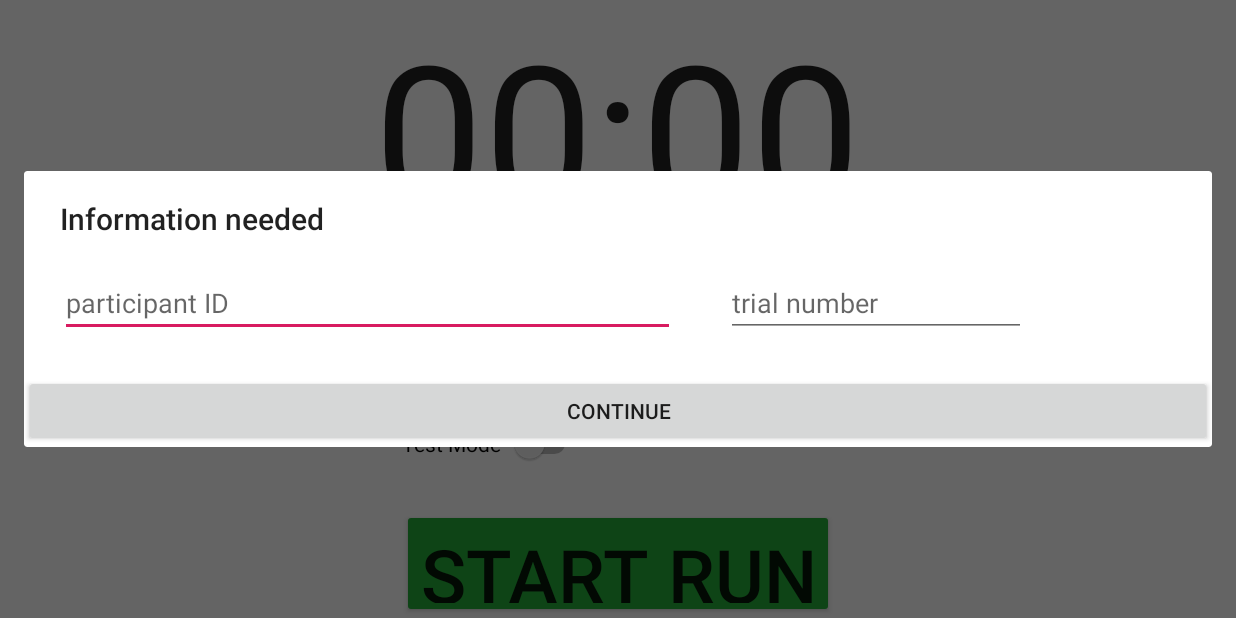
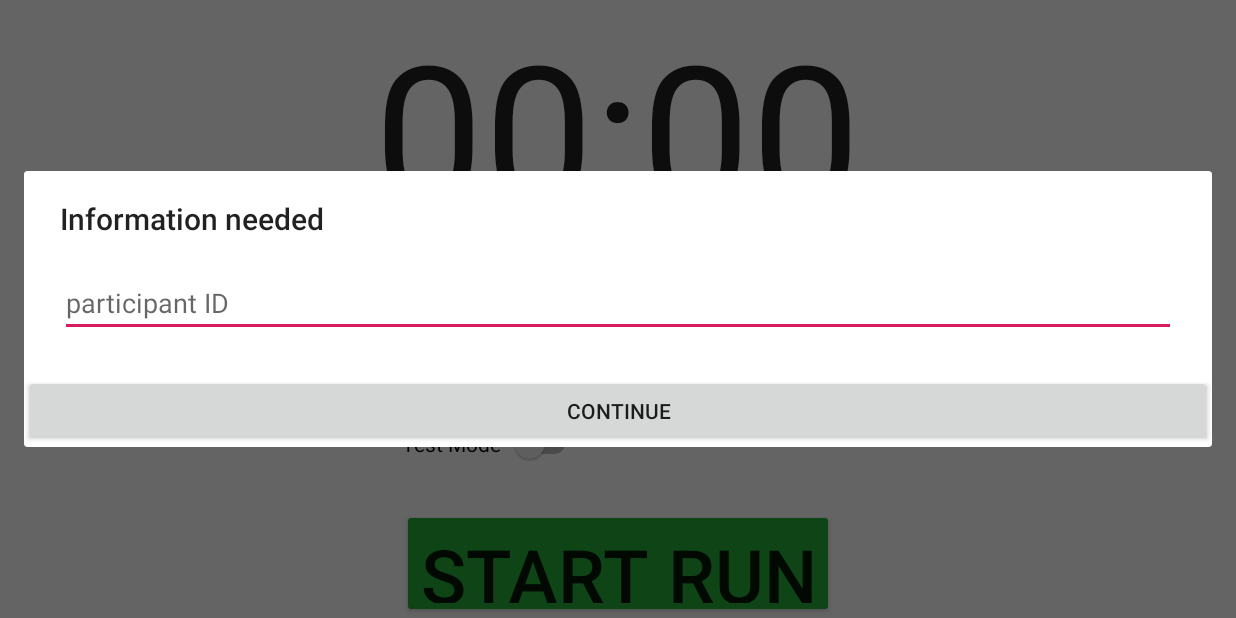
Before and after one commit to AlexGreau/LiveCoaching_Oz, an Android app: the screen it shows after launch (MainActivity), after a tap on "START RUN", on a phone screen of 824 x 412 dp (held sideways). Run offline under Robolectric (Android 15) with nearby library versions, the phone set to English and light mode, and no system bars.

Commit message:
removed trial number value

```diff
--- a/app/src/main/res/layout/dialog_start.xml
+++ b/app/src/main/res/layout/dialog_start.xml
@@ -18,7 +18,7 @@
 
         <EditText
             android:id="@+id/IDparticipant"
-            android:layout_width="410sp"
+            android:layout_width="match_parent"
             android:layout_height="wrap_content"
             android:layout_below="@id/dialogErrorText"
             android:layout_marginLeft="4dp"
@@ -27,13 +27,6 @@
             android:hint="participant ID"
             android:inputType="text" />
 
-        <EditText
-            android:layout_width="200sp"
-            android:layout_height="wrap_content"
-            android:layout_marginLeft="30dp"
-            android:layout_toRightOf="@id/IDparticipant"
-            android:hint="trial number"
-            android:id="@+id/trialNumberPicker"/>
     </LinearLayout>
 
     <TextView
```
Also changed, not shown: app/src/main/java/com/example/livecoaching_oz/MainActivity.java (+1 -7 lines).
